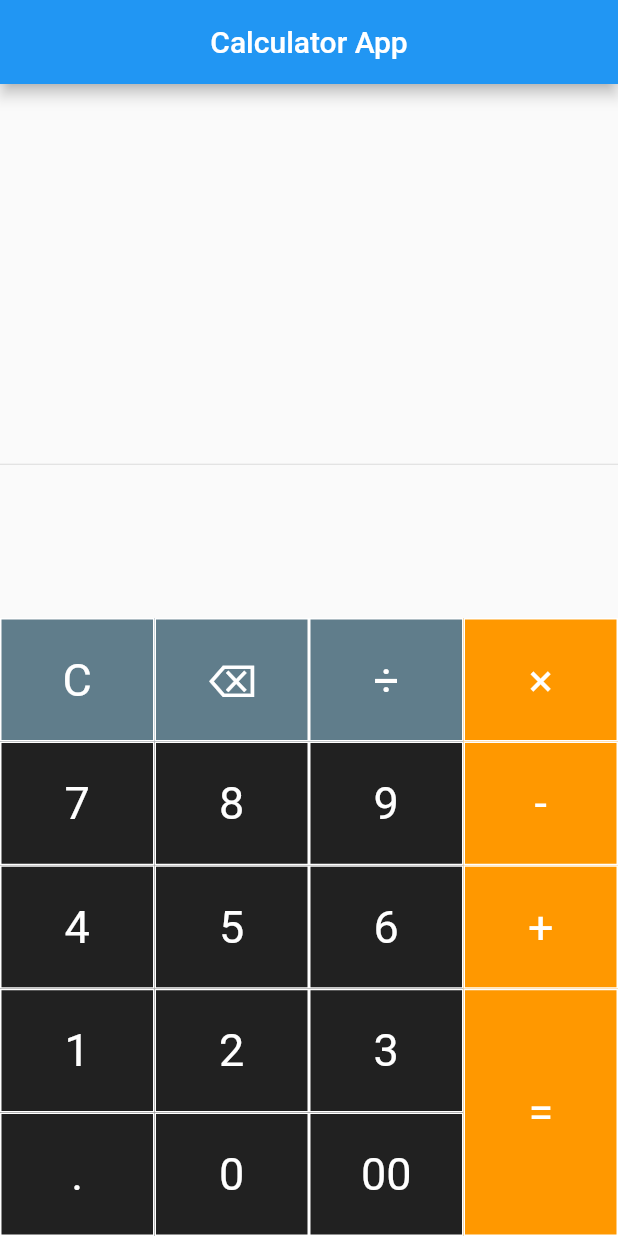
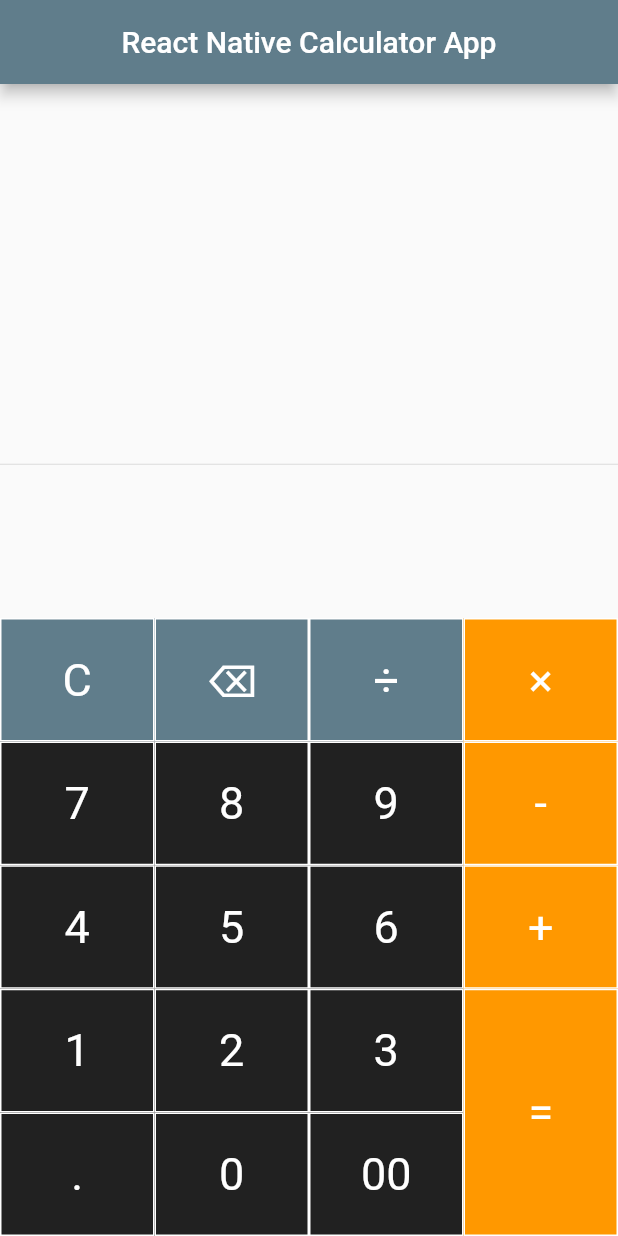
Before and after one commit to AdamKheire/calculatorproject, a Flutter app: the screen it shows after launch, on a phone screen of 412 x 824 dp. Run offline on Flutter 3.47's test engine with Material 2 defaults, Android fonts, the phone set to English and light mode, and no system bars; our stand-ins replace math_expressions.

Commit message:
initial commit

```diff
--- a/lib/main.dart
+++ b/lib/main.dart
@@ -10,7 +10,7 @@ class Calculator extends StatelessWidget {
   Widget build(BuildContext context) {
     return MaterialApp(
       debugShowCheckedModeBanner: false,
-      title: 'Calculator',
+      title: 'React Native Calculator App',
       theme: ThemeData(primarySwatch: Colors.blue),
       home: SimpleCalculator(),
     );
@@ -111,7 +111,8 @@ class _SimpleCalculatorState extends State<SimpleCalculator> {
   @override
   Widget build(BuildContext context) {
     return Scaffold(
-      appBar: AppBar(title: Text('Calculator App', ),
+      appBar: AppBar(title: Text('React Native Calculator App', ),
+        backgroundColor: Colors.blueGrey,
         centerTitle: true,
       ),
       body: Column(
```
Also changed, not shown: 5 other files.
